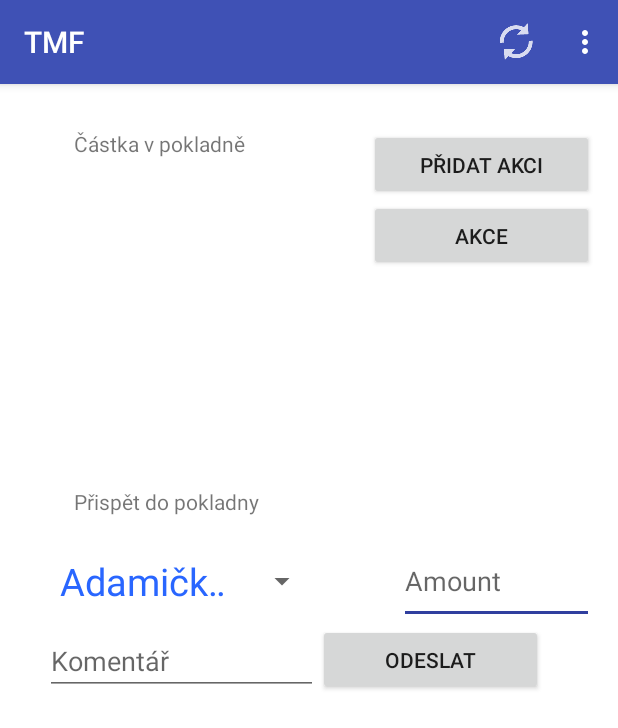
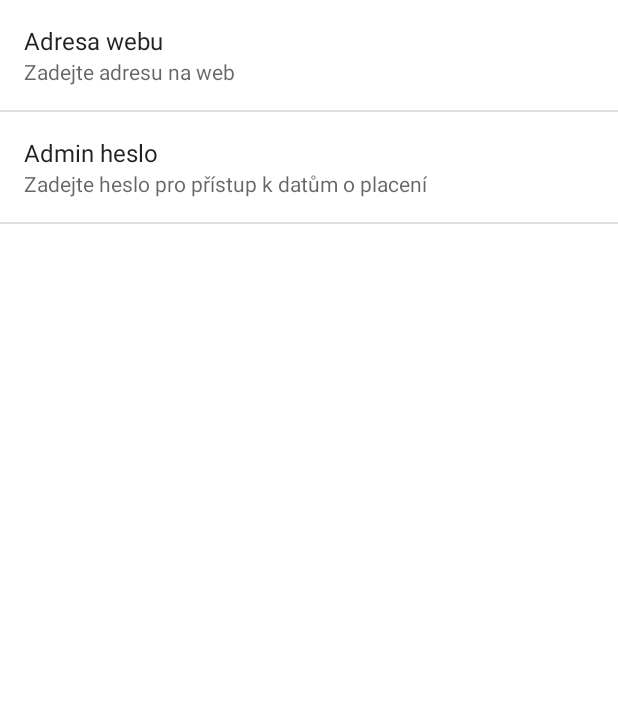
Before and after one commit to michaelkozel/pokladnikApp, an Android app: the screen it shows after launch (MainActivity before the commit, MyPreferencesActivity after it), on a phone screen of 412 x 824 dp. Shown: the top 728 px of the screen. Run offline under Robolectric (Android 15) with nearby library versions, the light colour scheme and no system bars; libraries missing offline, so code that uses them is left out: com.loopj.android, cz.msebera.android.

Commit message:
Pridano nastaveni, adresa skriptu se vytvari ze zadane adresy webu

```diff
--- a/app/src/main/java/com/kozlik/tmf/MainActivity.java
+++ b/app/src/main/java/com/kozlik/tmf/MainActivity.java
@@ -2,14 +2,15 @@ package com.kozlik.tmf;
 
 import android.Manifest;
 import android.app.DatePickerDialog;
-import android.app.ProgressDialog;
 import android.content.DialogInterface;
 import android.content.Intent;
+import android.content.SharedPreferences;
 import android.content.pm.PackageManager;
 import android.graphics.Color;
 import android.graphics.drawable.ColorDrawable;
 import android.os.AsyncTask;
 import android.os.Bundle;
+import android.preference.PreferenceManager;
 import android.support.v4.app.ActivityCompat;
 import android.support.v4.content.ContextCompat;
 import android.support.v7.app.AlertDialog;
@@ -85,11 +86,7 @@ public class MainActivity extends AppCompatActivity {
      * Promenna jen pro log string radky se jmeny a balance vsech uzivatelu
      */
     public static String radky = "";
-    final private String[]
-            NAMES = new String[]{
-            "AdamičkaMa", "AdamičkaMi", "Caha", "Cihlář", "Cuhrová", "Gogatishvili", "Haloda", "Hoang", "Hlinák", "Karlíček", "Knopp", "Kotlan",
-            "Kozel", "Kubal", "Kyzlíková", "Lanz", "Lengál", "Lipavská", "Matějka", "Ondomiši",
-            "Poláková", "Sláčal", "Sidorinová", "Švandelík", "Zasadil"};
+
     /**
      * Spinner se jmenama zaku tridy
      */
@@ -107,6 +104,9 @@ public class MainActivity extends AppCompatActivity {
     static List<String> akceList;         // list s titulky akce
     static List<String> idAkceList;      //list s id jednotlivych akci serazeny od prvni akce
     Button bt_zobrazAkce;
+    SharedPreferences SP;
+    static String webURL = ""; // Url na web
+    String heslo = ""; // admin heslo
     /**
      * Titulek akce
      */
@@ -123,8 +123,8 @@ public class MainActivity extends AppCompatActivity {
      * Kolik se ma zaplatit
      */
     String castka = "";
-    final String AddActionURL = "http://tmf-u12.hys.cz/AndroidAppRequests/AddAction.php";
-    final String adresaGetJSON = "http://tmf-u12.hys.cz/AndroidAppRequests/GetJsonEvents.php";
+    String AddActionURL = "";
+    String adresaGetJSON = "";
     private DatePickerDialog.OnDateSetListener mDateSetListener;
 
     private final int MY_PERMISSIONS_REQUEST_INTERNET = 1;
@@ -160,6 +160,21 @@ public class MainActivity extends AppCompatActivity {
                 // result of the request.
             }
         }
+        SharedPreferences SP = PreferenceManager.getDefaultSharedPreferences(getBaseContext());
+        webURL = SP.getString("adress", "xxx");
+        heslo = SP.getString("heslo", "xxx");
+        if (webURL.contains("xxx")) {
+            Intent i = new Intent(this, MyPreferencesActivity.class);
+            Toast.makeText(this, "Nastavte adresu vaší stránky", Toast.LENGTH_SHORT).show();
+            startActivity(i);
+        } else {
+            SP = PreferenceManager.getDefaultSharedPreferences(getBaseContext());
+            webURL = SP.getString("adress", "xxx");
+            heslo = SP.getString("heslo", "xxx");
+        }
+        AddActionURL = webURL + "/AndroidAppRequests/AddAction.php";
+        adresaGetJSON = webURL + "/AndroidAppRequests/GetJsonEvents.php";
+        Log.d("Mainactivity", "adresa " + webURL + " heslo " + heslo);
         onlyaktualizovat = true;
         new WriteAsync().execute();
 
@@ -171,11 +186,7 @@ public class MainActivity extends AppCompatActivity {
 
 
         s = (Spinner) findViewById(R.id.spinner);
-        ArrayAdapter<String> adapter = new ArrayAdapter<String>(this,
-                android.R.layout.simple_spinner_item, NAMES);
 
-
-        s.setAdapter(adapter);
         send = (Button) findViewById(R.id.button);
         addEvent = (Button) findViewById(R.id.button2);
         bt_zobrazAkce = (Button) findViewById(R.id.bt_akce);
@@ -348,6 +359,12 @@ public class MainActivity extends AppCompatActivity {
     @Override
     protected void onResume() {
         super.onResume();
+        SP = PreferenceManager.getDefaultSharedPreferences(getBaseContext());
+        webURL = SP.getString("adress", "");
+        heslo = SP.getString("heslo", "");
+        AddActionURL = webURL + "/AndroidAppRequests/AddAction.php";
+        adresaGetJSON = webURL + "/AndroidAppRequests/GetJsonEvents.php";
+
     }
 
     @Override
@@ -480,6 +497,8 @@ public class MainActivity extends AppCompatActivity {
         switch (item.getItemId()) {
             case R.id.action_settings:
                 // User chose the "Settings" item, show the app settings UI...
+                Intent i = new Intent(this, MyPreferencesActivity.class);
+                startActivity(i);
                 return true;
 
             case R.id.action_load:
@@ -524,7 +543,9 @@ public class MainActivity extends AppCompatActivity {
             String source = "";
             URL url = null;
             try {
-                url = new URL("http://tmf-u12.hys.cz/AndroidAppRequests/GetJson.php");
+                SharedPreferences SP = PreferenceManager.getDefaultSharedPreferences(getBaseContext());
+                webURL = SP.getString("adress", "xxx");
+                url = new URL(webURL + "/AndroidAppRequests/GetJson.php");
                 URLConnection conn = url.openConnection();
 
                 BufferedReader in = new BufferedReader(new InputStreamReader(
@@ -565,9 +586,9 @@ public class MainActivity extends AppCompatActivity {
                         pbalance[i] = balance;
                     }
                 }
-//transakce
+//transakce post request
 
-                url = new URL("http://tmf-u12.hys.cz/AndroidAppRequests/GetTransactions.php");
+                url = new URL(MainActivity.webURL + "/AndroidAppRequests/GetTransactions.php");
 
                 conn = url.openConnection();
                 in = new BufferedReader(new InputStreamReader(
@@ -614,7 +635,9 @@ public class MainActivity extends AppCompatActivity {
         }
 
         protected void onPostExecute(Boolean result) {
-
+            ArrayAdapter<String> adapter = new ArrayAdapter<String>(MainActivity.this,
+                    android.R.layout.simple_spinner_item, pjmeno);
+            s.setAdapter(adapter);
             if (result) {
                 customadapter = new invhelper(MainActivity.this, pjmeno, pbalance);
                 lv.setAdapter(customadapter);
--- /dev/null
+++ b/app/src/main/java/com/kozlik/tmf/MyPreferencesActivity.java
@@ -0,0 +1,30 @@
+package com.kozlik.tmf;
+
+import android.os.Bundle;
+import android.preference.PreferenceActivity;
+import android.preference.PreferenceFragment;
+import android.support.design.widget.FloatingActionButton;
+import android.support.design.widget.Snackbar;
+import android.support.v7.app.AppCompatActivity;
+import android.support.v7.widget.Toolbar;
+import android.view.View;
+
+public class MyPreferencesActivity extends PreferenceActivity {
+
+    @Override
+    protected void onCreate(Bundle savedInstanceState) {
+        super.onCreate(savedInstanceState);
+        getFragmentManager().beginTransaction().replace(android.R.id.content, new MyPreferenceFragment()).commit();
+    }
+
+    public static class MyPreferenceFragment extends PreferenceFragment
+    {
+        @Override
+        public void onCreate(final Bundle savedInstanceState)
+        {
+            super.onCreate(savedInstanceState);
+            addPreferencesFromResource(R.xml.preferences);
+        }
+    }
+
+}
--- a/app/src/main/java/com/kozlik/tmf/WriteAsync.java
+++ b/app/src/main/java/com/kozlik/tmf/WriteAsync.java
@@ -3,9 +3,11 @@ package com.kozlik.tmf;
 import android.app.ProgressDialog;
 import android.content.Context;
 import android.content.Intent;
+import android.content.SharedPreferences;
 import android.net.ConnectivityManager;
 import android.net.NetworkInfo;
 import android.os.AsyncTask;
+import android.preference.PreferenceManager;
 import android.util.Log;
 import android.widget.ArrayAdapter;
 import android.widget.Toast;
@@ -99,9 +101,8 @@ public class WriteAsync extends AsyncTask<Void, Void, Boolean> {
 
         // Send data
         try {
-
             // Defined URL  where to send data
-            URL url = new URL("http://tmf-u12.hys.cz/AndroidAppRequests/NewTransaction.php");
+            URL url = new URL(MainActivity.webURL + "/AndroidAppRequests/NewTransaction.php");
 
             // Send POST data request
 
@@ -153,7 +154,7 @@ public class WriteAsync extends AsyncTask<Void, Void, Boolean> {
         String source = "";
         URL url = null;
         try {
-            url = new URL("http://tmf-u12.hys.cz/ShowData.php");
+            url = new URL(MainActivity.webURL + "/ShowData.php");
             URLConnection conn = url.openConnection();
 
             BufferedReader in = new BufferedReader(new InputStreamReader(
--- a/app/src/main/res/values/strings.xml
+++ b/app/src/main/res/values/strings.xml
@@ -117,4 +117,5 @@
     <string name="pref_title_new_message_notifications">New message notifications</string>
 
     <string name="pref_title_vibrate">Vibrate</string>
+    <string name="title_activity_my_preferences">MyPreferencesActivity</string>
 </resources>
--- /dev/null
+++ b/app/src/main/res/xml/preferences.xml
@@ -0,0 +1,9 @@
+<?xml version="1.0" encoding="utf-8"?>
+<PreferenceScreen xmlns:android="http://schemas.android.com/apk/res/android">
+    <EditTextPreference android:title="Adresa webu"
+        android:key="adress"
+        android:summary="Zadejte adresu na web"></EditTextPreference>
+    <EditTextPreference android:title="Admin heslo"
+        android:key="heslo"
+        android:summary="Zadejte heslo pro přístup k datům o placení"></EditTextPreference>
+</PreferenceScreen>
```
Also changed, not shown: app/src/main/AndroidManifest.xml (+3 -7 lines), app/src/main/java/com/kozlik/tmf/AkceActivity.java (+12 -4 lines), app/src/main/java/com/kozlik/tmf/SettingsActivity.java (deleted, +0 -267 lines), app/src/main/java/com/kozlik/tmf/SeznamActivity.java (+12 -6 lines), app/src/main/res/layout/activity_my_preferences.xml (added, +33 -0 lines), app/src/main/res/layout/content_my_preferences.xml (added, +11 -0 lines), app/src/main/res/xml/pref_data_sync.xml (deleted, +0 -21 lines), app/src/main/res/xml/pref_general.xml (deleted, +0 -33 lines), app/src/main/res/xml/pref_headers.xml (deleted, +0 -20 lines), app/src/main/res/xml/pref_notification.xml (deleted, +0 -27 lines).
